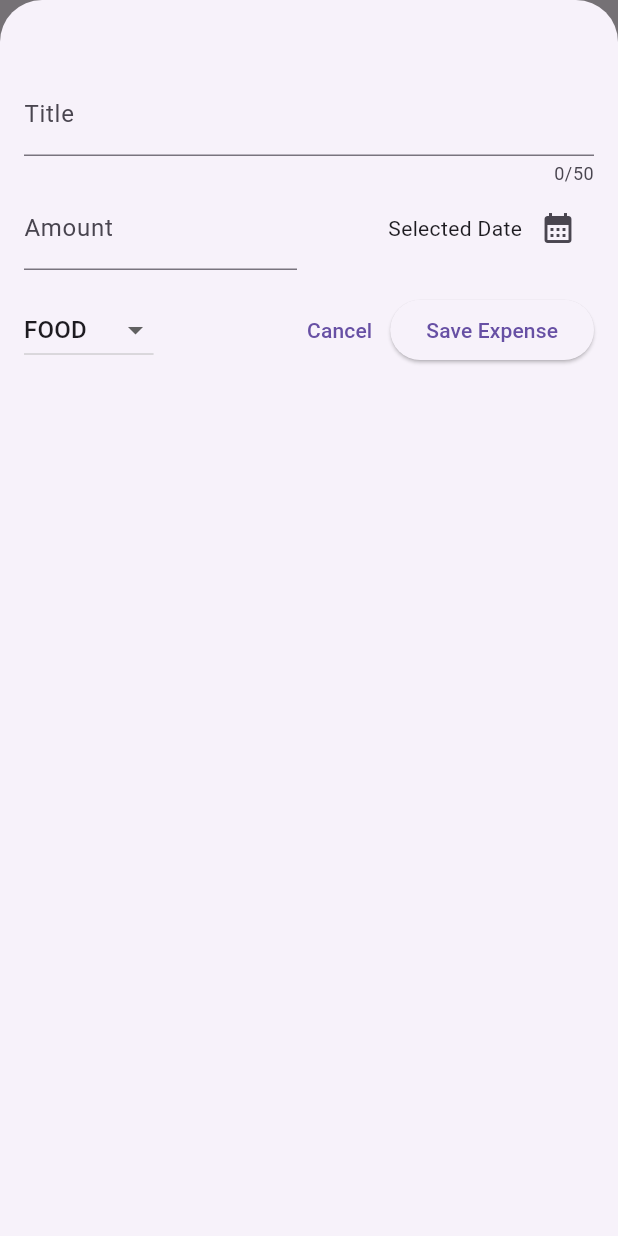
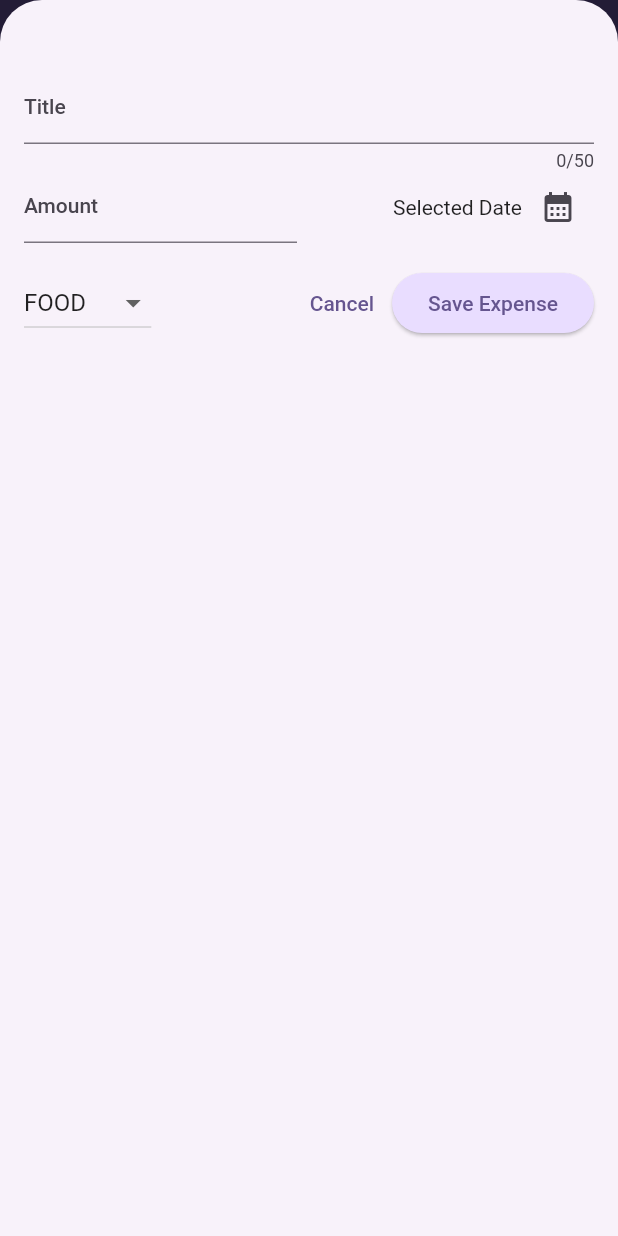
Before and after one commit to roshan129/FlutterExpenseTracker, a Flutter app: the screen it shows after launch, after a tap on the "add" icon, on a phone screen of 412 x 824 dp. Run offline on Flutter 3.47's test engine with Material 2 defaults, Android fonts, the phone set to English and light mode, and no system bars.

Commit message:
main theme changes

```diff
--- a/lib/main.dart
+++ b/lib/main.dart
@@ -1,9 +1,36 @@
 import 'package:flutter/material.dart';
 import 'package:flutter_expense_tracker/widgets/expense.dart';
 
+var kColorScheme = ColorScheme.fromSeed(
+  seedColor: const Color.fromARGB(255, 96, 59, 181),
+);
+
 void main() {
   runApp(MaterialApp(
-    theme: ThemeData(useMaterial3: true),
+    theme: ThemeData().copyWith(
+      useMaterial3: true,
+      colorScheme: kColorScheme,
+      appBarTheme: const AppBarTheme().copyWith(
+        backgroundColor: kColorScheme.onPrimaryContainer,
+        foregroundColor: kColorScheme.primaryContainer,
+      ),
+      cardTheme: const CardTheme().copyWith(
+        color: kColorScheme.secondaryContainer,
+        margin: const EdgeInsets.symmetric(horizontal: 16, vertical: 8),
+      ),
+      elevatedButtonTheme: ElevatedButtonThemeData(
+        style: ElevatedButton.styleFrom(
+          backgroundColor: kColorScheme.primaryContainer,
+        ),
+      ),
+      textTheme: ThemeData().textTheme.copyWith(
+            titleLarge: TextStyle(
+              fontWeight: FontWeight.normal,
+              color: kColorScheme.secondaryContainer,
+              fontSize: 14,
+            ),
+          ),
+    ),
     home: const Expenses(),
   ));
 }
```
